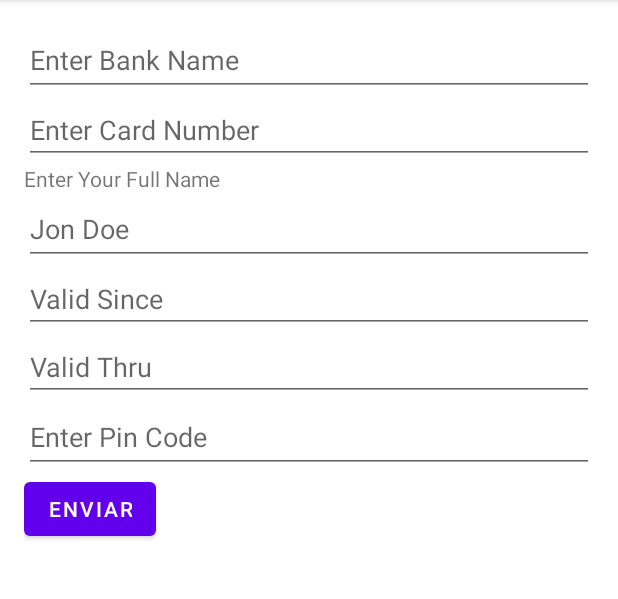
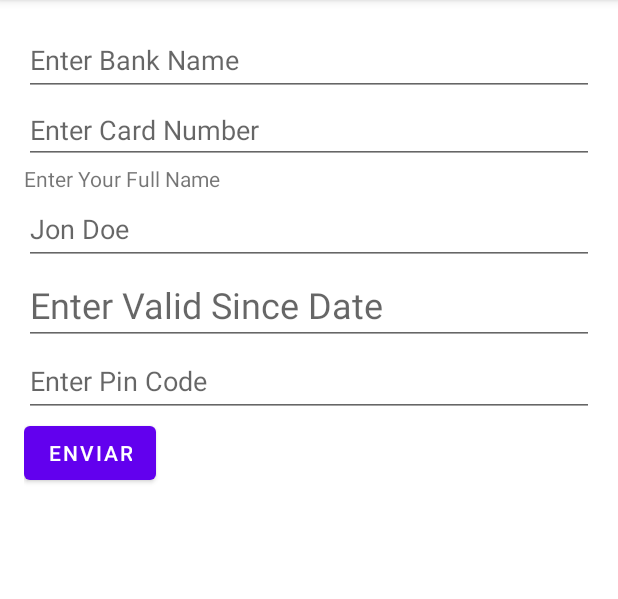
Before and after one commit to GonzaloVega26/TzuzulCode-Segundo-Proyecto-Finanzapp, an Android app: the CardCreationFragment screen opened through its navigation route, on a phone screen of 412 x 824 dp, the part 84-683 px from its top. Run offline under Robolectric (Android 15) with nearby library versions, the phone set to English and light mode, and no system bars; our stand-ins replace Room's generated code, data binding.

Commit message:
Added Date Picker Dialog to select the date for the card is valid

```diff
--- a/app/src/main/java/com/gonzalo/vega/tzuzulcodesegundoproyectofinanzapp/CardCreationFragment.kt
+++ b/app/src/main/java/com/gonzalo/vega/tzuzulcodesegundoproyectofinanzapp/CardCreationFragment.kt
@@ -11,6 +11,7 @@ import androidx.navigation.findNavController
 import com.gonzalo.vega.tzuzulcodesegundoproyectofinanzapp.database.CardDatabase
 import com.gonzalo.vega.tzuzulcodesegundoproyectofinanzapp.databinding.FragmentCardCreationBinding
 import com.gonzalo.vega.tzuzulcodesegundoproyectofinanzapp.models.Card
+import com.gonzalo.vega.tzuzulcodesegundoproyectofinanzapp.utils.DatePickerFragment
 import com.gonzalo.vega.tzuzulcodesegundoproyectofinanzapp.viewmodels.CardCreationViewModel
 import com.gonzalo.vega.tzuzulcodesegundoproyectofinanzapp.viewmodels.CardCreationViewModelFactory
 import java.sql.Date
@@ -39,6 +40,9 @@ class CardCreationFragment : Fragment() {
             val action = CardCreationFragmentDirections.actionCardCreationFragmentToAccountFragment()
             view.findNavController().navigate(action)
         }
+        binding.validSinceEditText.setOnClickListener {
+            showDatePickerDialog()
+        }
         return view
     }
 
@@ -46,4 +50,12 @@ class CardCreationFragment : Fragment() {
         super.onViewCreated(view, savedInstanceState)
 
     }
+    private fun showDatePickerDialog() {
+        val datePicker = DatePickerFragment { day, month, year -> onDateSelected(day, month, year) }
+        getFragmentManager()?.let { datePicker.show(it, "datePicker") }
+    }
+    private fun onDateSelected(day: Int, month: Int, year: Int) {
+        binding.validSinceEditText.setText("$year/$month/$day")
+    }
+
 }
--- a/app/src/main/java/com/gonzalo/vega/tzuzulcodesegundoproyectofinanzapp/viewmodels/CardDetailsViewModelFactory.kt
+++ b/app/src/main/java/com/gonzalo/vega/tzuzulcodesegundoproyectofinanzapp/viewmodels/CardDetailsViewModelFactory.kt
@@ -7,7 +7,7 @@ import com.gonzalo.vega.tzuzulcodesegundoproyectofinanzapp.database.CardDao
 class CardDetailsViewModelFactory(private val dao: CardDao, private val idCard: Long): ViewModelProvider.Factory {
     override fun <T : ViewModel> create(modelClass: Class<T>): T {
         if(modelClass.isAssignableFrom(CardDetailsViewModel::class.java)){
-                val card = dao.readOne(idCard)
+                val card = dao.readOneCard(idCard)
 
             return CardDetailsViewModel(dao, card) as T
         }
--- a/app/src/main/java/com/gonzalo/vega/tzuzulcodesegundoproyectofinanzapp/viewmodels/CardViewModel.kt
+++ b/app/src/main/java/com/gonzalo/vega/tzuzulcodesegundoproyectofinanzapp/viewmodels/CardViewModel.kt
@@ -1,17 +1,11 @@
 package com.gonzalo.vega.tzuzulcodesegundoproyectofinanzapp.viewmodels
 
-import androidx.lifecycle.LiveData
-import androidx.lifecycle.MutableLiveData
-import androidx.lifecycle.Transformations
 import androidx.lifecycle.ViewModel
 import com.gonzalo.vega.tzuzulcodesegundoproyectofinanzapp.database.CardDao
 
-import com.gonzalo.vega.tzuzulcodesegundoproyectofinanzapp.models.Card
-import java.sql.Date
-
 class CardViewModel(dao:CardDao):ViewModel() {
-    //val cardLiveData = dao.readAll()
-    val cardList = dao.readAll()
+    //val cardLiveData = dao.readAllCards()
+    val cardList = dao.readAllCards()
 
 
 
--- a/app/src/main/res/layout/card_item.xml
+++ b/app/src/main/res/layout/card_item.xml
@@ -72,7 +72,7 @@
                 android:layout_height="wrap_content"
                 android:layout_marginStart="8dp"
                 android:layout_marginBottom="24dp"
-                android:text="@{String.valueOf(card.validSince)}"
+                android:text="@{card.converDateToString(card.validSince)}"
                 android:textSize="16sp"
                 app:layout_constraintBottom_toTopOf="@+id/owner_name"
                 app:layout_constraintStart_toStartOf="parent"
@@ -84,7 +84,7 @@
                 android:layout_height="wrap_content"
                 android:layout_marginStart="24dp"
                 android:layout_marginBottom="24dp"
-                android:text="@{String.valueOf(card.validThru)}"
+                android:text="@{card.converDateToString(card.validThru)}"
                 android:textSize="16sp"
                 app:layout_constraintBottom_toTopOf="@+id/owner_name"
                 app:layout_constraintStart_toEndOf="@+id/since"
--- a/app/src/main/res/layout/fragment_card_creation.xml
+++ b/app/src/main/res/layout/fragment_card_creation.xml
@@ -49,18 +49,16 @@
             android:id="@+id/valid_since_edit_text"
             android:layout_width="match_parent"
             android:layout_height="wrap_content"
-            android:ems="10"
-            android:hint="Valid Since"
+            android:textSize="24sp"
+            android:hint="Enter Valid Since Date"
             android:inputType="date"
-            android:text="@={cardCreationViewModel.validSince}"/>
-        <EditText
-            android:id="@+id/valid_thru_edit_text"
-            android:layout_width="match_parent"
-            android:layout_height="wrap_content"
-            android:ems="10"
-            android:hint="Valid Thru"
-            android:inputType="date"
-            android:text="@={cardCreationViewModel.validThru}"/>
+            android:clickable="false"
+            android:focusable="false"
+            android:text="@={cardCreationViewModel.validSince}"
+            />
+
+
+
 
         <EditText
             android:id="@+id/pin_code_edit_text"
--- a/app/src/main/res/values-night/themes.xml
+++ b/app/src/main/res/values-night/themes.xml
@@ -12,5 +12,11 @@
         <!-- Status bar color. -->
         <item name="android:statusBarColor" tools:targetApi="l">?attr/colorPrimaryVariant</item>
         <!-- Customize your theme here. -->
+        <item name="android:datePickerStyle">@style/myDatePickerStyle</item>
+    </style>
+
+    <style name="myDatePickerStyle" parent="android:Widget.Material.DatePicker">
+        <!-- Changing Mode of Date Picker to Spinner-->
+        <item name="android:datePickerMode">spinner</item>
     </style>
 </resources>
--- a/app/src/main/res/values/themes.xml
+++ b/app/src/main/res/values/themes.xml
@@ -12,5 +12,12 @@
         <!-- Status bar color. -->
         <item name="android:statusBarColor" tools:targetApi="l">?attr/colorPrimaryVariant</item>
         <!-- Customize your theme here. -->
+        <!-- Changing Style of Date Picker -->
+        <item name="android:datePickerStyle">@style/myDatePickerStyle</item>
+    </style>
+
+    <style name="myDatePickerStyle" parent="android:Widget.Material.DatePicker">
+        <!-- Changing Mode of Date Picker to Spinner-->
+        <item name="android:datePickerMode">spinner</item>
     </style>
 </resources>
```
Also changed, not shown: app/src/main/java/com/gonzalo/vega/tzuzulcodesegundoproyectofinanzapp/utils/DatePickerFragment.kt (added, +26 -0 lines), app/src/main/java/com/gonzalo/vega/tzuzulcodesegundoproyectofinanzapp/viewmodels/CardCreationViewModel.kt (+17 -8 lines).
